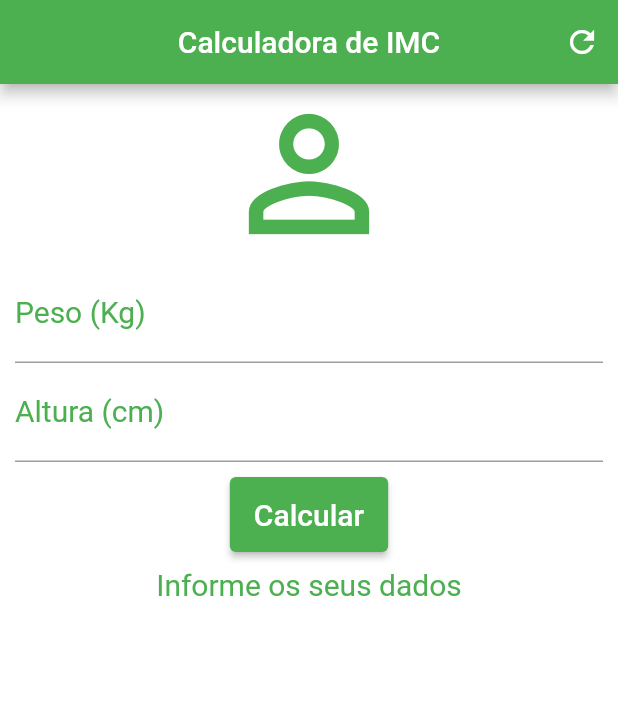
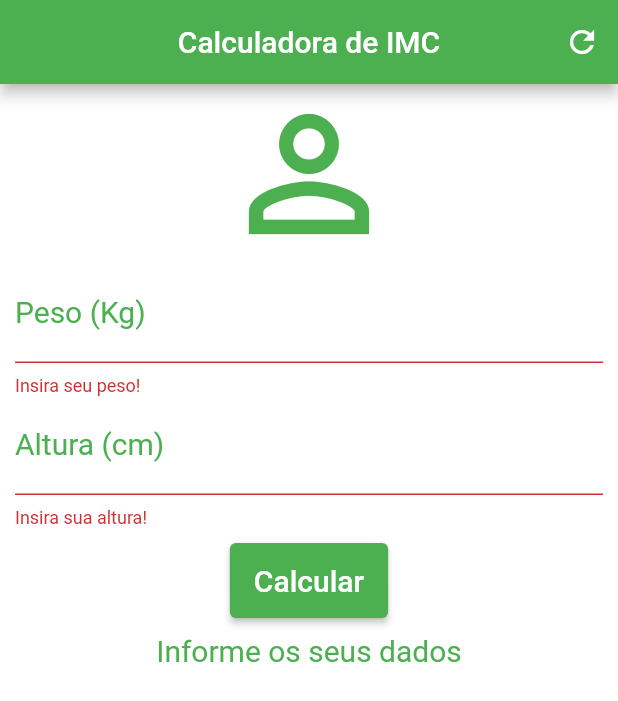
Before and after one commit to KailanySousa/AplicativosFlutter, a Flutter app: the screen it shows after launch, after a tap on "Calcular", on a phone screen of 412 x 824 dp. Shown: the top 701 px of the screen. Run offline on Flutter 3.47's test engine with Material 2 defaults, Android fonts, the phone set to English and light mode, and no system bars.

```diff
--- a/CalculadoraIMC/app/lib/main.dart
+++ b/CalculadoraIMC/app/lib/main.dart
@@ -21,6 +21,8 @@ class HomePage extends StatefulWidget {
 class _HomePageState extends State<HomePage> {
   TextEditingController weightController = TextEditingController();
   TextEditingController heightController = TextEditingController();
+
+  GlobalKey<FormState> _formKey = GlobalKey<FormState>();
 
   String _infoText = "Informe os seus dados";
 
@@ -77,6 +79,8 @@ class _HomePageState extends State<HomePage> {
       backgroundColor: Colors.white,
       body: SingleChildScrollView(
           padding: EdgeInsets.fromLTRB(10, 0, 10, 0),
+          child: Form(
+            key: _formKey,
             child: Column(
               crossAxisAlignment: CrossAxisAlignment.center,
               children: <Widget>[
@@ -85,7 +89,7 @@ class _HomePageState extends State<HomePage> {
                   size: 120,
                   color: Colors.green,
                 ),
-            TextField(
+                TextFormField(
                   keyboardType: TextInputType.number,
                   decoration: InputDecoration(
                     labelText: 'Peso (Kg)',
@@ -99,8 +103,15 @@ class _HomePageState extends State<HomePage> {
                     fontSize: 20,
                   ),
                   controller: weightController,
+                  validator: (value) {
+                    if (value.isEmpty) {
+                      return "Insira seu peso!";
+                    } else {
+                      return null;
+                    }
+                  },
                 ),
-            TextField(
+                TextFormField(
                   keyboardType: TextInputType.number,
                   decoration: InputDecoration(
                     labelText: 'Altura (cm)',
@@ -114,6 +125,13 @@ class _HomePageState extends State<HomePage> {
                     fontSize: 20,
                   ),
                   controller: heightController,
+                  validator: (value) {
+                    if (value.isEmpty) {
+                      return "Insira sua altura!";
+                    } else {
+                      return null;
+                    }
+                  },
                 ),
                 Padding(
                   padding: const EdgeInsets.only(top: 10, bottom: 10),
@@ -127,11 +145,12 @@ class _HomePageState extends State<HomePage> {
                             fontSize: 20,
                           ),
                         ),
-                  onPressed: _calculate,
-                  style: ElevatedButton.styleFrom(
-                    primary: Colors.green
-                  )
-                ),
+                        onPressed: () {
+                          if (_formKey.currentState.validate()) {
+                            _calculate();
+                          }
+                        },
+                        style: ElevatedButton.styleFrom(primary: Colors.green)),
                   ),
                 ),
                 Text(
@@ -144,7 +163,7 @@ class _HomePageState extends State<HomePage> {
                 ),
               ],
             ),
-      ),
+          )),
     );
   }
 }
```
Lines whose indentation alone changed are shown as unchanged.
